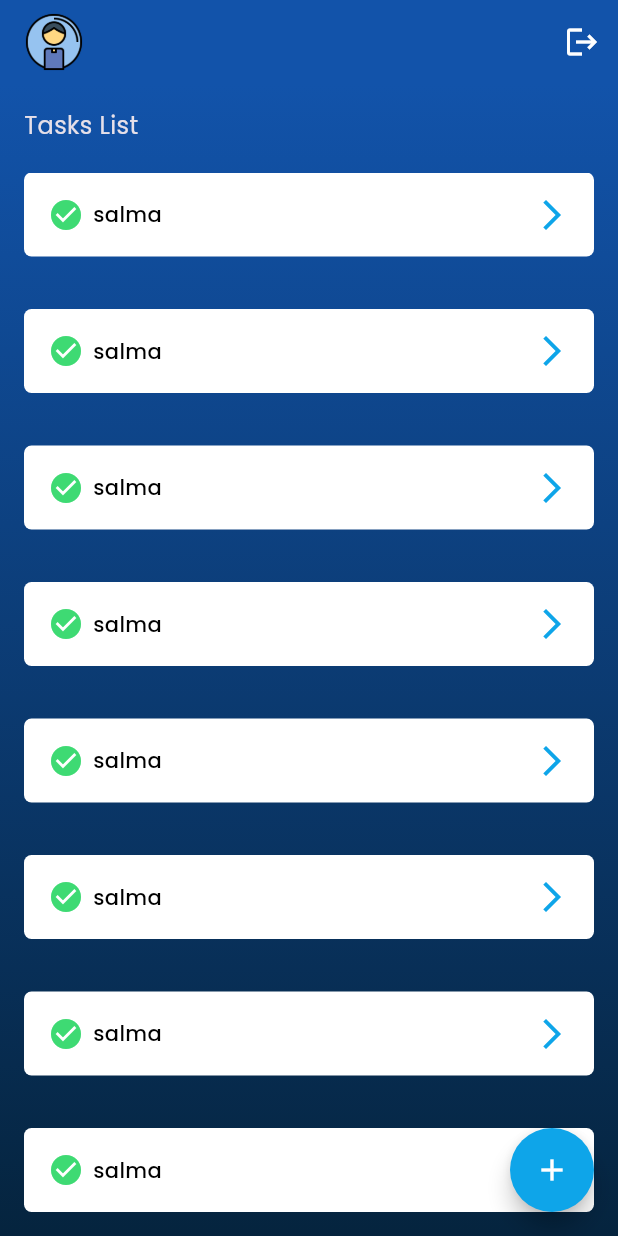
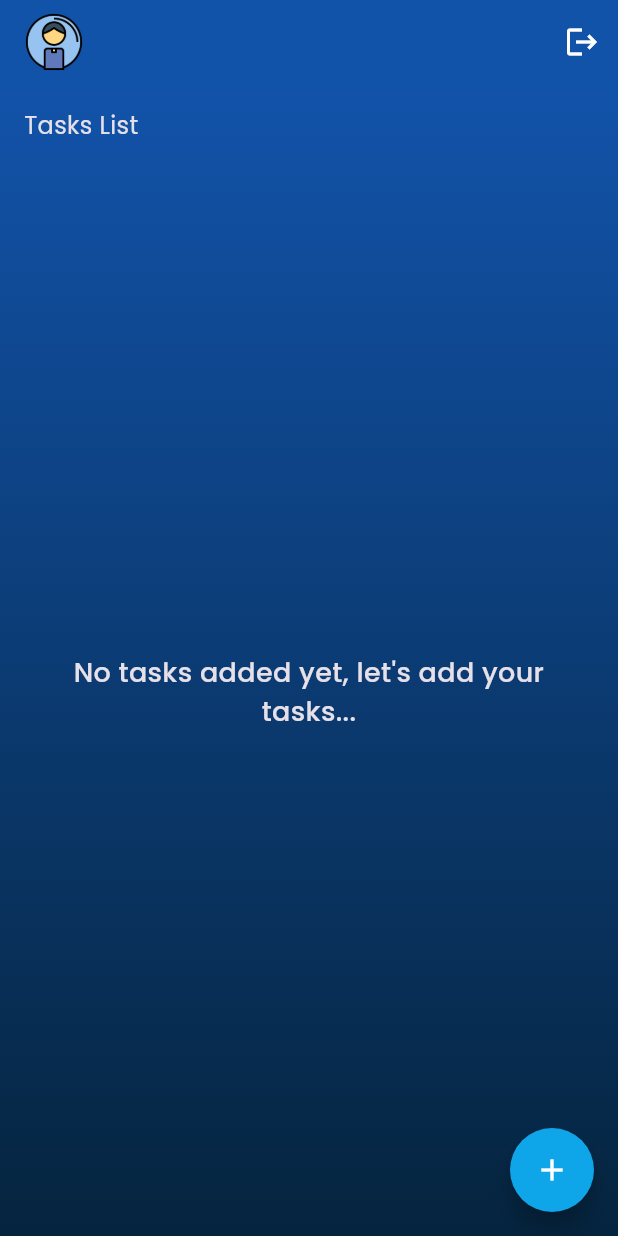
Before and after one commit to salma234-del/tasks_app, a Flutter app: the TasksView screen opened by its route, on a phone screen of 412 x 824 dp. Run offline on Flutter 3.47's test engine with Material 3 defaults, Android fonts, the light colour scheme and no system bars; our stand-ins replace cloud_firestore, dartz, firebase_auth, firebase_core, flutter_bloc, flutter_spinkit and 3 more; accounts and stored records are empty; statements that could not run were skipped.

Commit message:
Integrate get tasks logic - Add get tasks straem in tasks repo - Add get tasks cubit - Integrate get tasks cubit with UI

```diff
--- a/lib/Core/utils/app_strings.dart
+++ b/lib/Core/utils/app_strings.dart
@@ -41,4 +41,5 @@ abstract class AppStrings {
   static const String cancel = "Cancel";
   static const noInternet =
       'No Internet Connection, Please Check Your Connection and Try Again';
+  static const noTasks = 'No tasks added yet, let\'s add your tasks...';
 }
--- a/lib/Features/tasks/data/repos/tasks_repo.dart
+++ b/lib/Features/tasks/data/repos/tasks_repo.dart
@@ -6,7 +6,7 @@ abstract class TasksRepo {
   Future<Either<Failure, void>> addTask({
     required final TaskModel task,
   });
-  // Future<Either<Failure, List<TaskModel>>> getTasks();
+  Stream<Either<Failure, List<TaskModel>>> getTasks();
   // Future<Either<Failure, void>> updateTask({
   //   required final TaskModel task,
   // });
--- a/lib/Features/tasks/presentation/views/tasks_view.dart
+++ b/lib/Features/tasks/presentation/views/tasks_view.dart
@@ -2,6 +2,7 @@ import 'package:flutter/material.dart';
 import 'package:flutter_bloc/flutter_bloc.dart';
 import 'package:tasks_app/Core/services/services_locator.dart';
 import 'package:tasks_app/Core/utils/app_colores.dart';
+import 'package:tasks_app/Features/tasks/presentation/views/view_model/get_tasks_cubit/get_tasks_cubit.dart';
 import 'package:tasks_app/Features/tasks/presentation/views/view_model/logout_cubit/logout_cubit.dart';
 import 'package:tasks_app/Features/tasks/presentation/views/widgets/add_task_bottom_sheet.dart';
 import 'package:tasks_app/Features/tasks/presentation/views/widgets/custom_tasks_view_app_bar.dart';
@@ -16,6 +17,9 @@ class TasksView extends StatelessWidget {
       providers: [
         BlocProvider(
           create: (context) => LogoutCubit(getIt()),
+        ),
+        BlocProvider(
+          create: (context) => GetTasksCubit(getIt())..getTasks(),
         ),
       ],
       child: Scaffold(
--- /dev/null
+++ b/lib/Features/tasks/presentation/views/view_model/get_tasks_cubit/get_tasks_cubit.dart
@@ -0,0 +1,19 @@
+import 'package:flutter_bloc/flutter_bloc.dart';
+import 'package:tasks_app/Features/tasks/data/repos/tasks_repo.dart';
+import 'package:tasks_app/Features/tasks/presentation/views/view_model/get_tasks_cubit/get_tasks_state.dart';
+
+class GetTasksCubit extends Cubit<GetTasksState> {
+  GetTasksCubit(this.tasksRepo) : super(GetTasksInitial());
+
+  TasksRepo tasksRepo;
+
+  void getTasks() {
+    emit(GetTasksLoading());
+    tasksRepo.getTasks().listen((event) {
+      event.fold(
+        (failure) => emit(GetTasksFailure(errorMessage: failure.errorMessage)),
+        (tasks) => emit(GetTasksSuccess(tasks: tasks)),
+      );
+    });
+  }
+}
--- /dev/null
+++ b/lib/Features/tasks/presentation/views/view_model/get_tasks_cubit/get_tasks_state.dart
@@ -0,0 +1,19 @@
+import 'package:tasks_app/Features/tasks/data/models/task_model.dart';
+
+abstract class GetTasksState {}
+
+class GetTasksInitial extends GetTasksState {}
+
+class GetTasksLoading extends GetTasksState {}
+
+class GetTasksSuccess extends GetTasksState {
+  final List<TaskModel> tasks;
+
+  GetTasksSuccess({required this.tasks});
+}
+
+class GetTasksFailure extends GetTasksState {
+  final String errorMessage;
+
+  GetTasksFailure({required this.errorMessage});
+}
--- /dev/null
+++ b/lib/Features/tasks/presentation/views/widgets/get_tasks_builder.dart
@@ -0,0 +1,44 @@
+import 'package:flutter/material.dart';
+import 'package:flutter_bloc/flutter_bloc.dart';
+import 'package:tasks_app/Core/utils/app_strings.dart';
+import 'package:tasks_app/Core/utils/app_styles.dart';
+import 'package:tasks_app/Features/tasks/presentation/views/view_model/get_tasks_cubit/get_tasks_cubit.dart';
+import 'package:tasks_app/Features/tasks/presentation/views/view_model/get_tasks_cubit/get_tasks_state.dart';
+import 'package:tasks_app/Features/tasks/presentation/views/widgets/tasks_list_view.dart';
+
+class GetTasksBuilder extends StatelessWidget {
+  const GetTasksBuilder({super.key});
+
+  @override
+  Widget build(BuildContext context) {
+    return BlocBuilder<GetTasksCubit, GetTasksState>(
+      builder: (context, state) {
+        if (state is GetTasksLoading) {
+          return const Center(
+            child: CircularProgressIndicator(),
+          );
+        } else if (state is GetTasksFailure) {
+          return Center(
+            child: Text(state.errorMessage),
+          );
+        } else if (state is GetTasksSuccess) {
+          if (state.tasks.isEmpty) {
+            return const Center(
+              child: Text(
+                AppStrings.noTasks,
+                style: AppStyles.styleMedium18,
+                textAlign: TextAlign.center,
+              ),
+            );
+          } else {
+            return TasksListView(
+              tasks: state.tasks,
+            );
+          }
+        } else {
+          return const SizedBox();
+        }
+      },
+    );
+  }
+}
--- a/lib/Features/tasks/presentation/views/widgets/task_item.dart
+++ b/lib/Features/tasks/presentation/views/widgets/task_item.dart
@@ -2,9 +2,15 @@ import 'package:flutter/material.dart';
 import 'package:tasks_app/Core/utils/app_colores.dart';
 import 'package:tasks_app/Core/utils/app_sizes.dart';
 import 'package:tasks_app/Core/utils/app_styles.dart';
+import 'package:tasks_app/Features/tasks/data/models/task_model.dart';
 
 class TaskItem extends StatelessWidget {
-  const TaskItem({super.key});
+  const TaskItem({
+    required this.task,
+    super.key,
+  });
+
+  final TaskModel task;
 
   @override
   Widget build(BuildContext context) {
@@ -18,20 +24,20 @@ class TaskItem extends StatelessWidget {
         color: AppColors.white1,
         borderRadius: BorderRadius.circular(5),
       ),
-      child: const Row(
+      child: Row(
         children: [
           Icon(
             Icons.check_circle,
-            color: AppColors.green,
+            color: task.isCompleted ? AppColors.green : AppColors.black2,
           ),
-          SizedBox(width: 6),
+          const SizedBox(width: 6),
           Expanded(
             child: Text(
-              'salma',
+              task.title,
               style: AppStyles.styleMediumBlack14,
             ),
           ),
-          Icon(
+          const Icon(
             Icons.arrow_forward_ios,
             color: AppColors.primary,
           )
--- a/lib/Features/tasks/presentation/views/widgets/tasks_list_view.dart
+++ b/lib/Features/tasks/presentation/views/widgets/tasks_list_view.dart
@@ -1,18 +1,22 @@
 import 'package:flutter/widgets.dart';
+import 'package:tasks_app/Features/tasks/data/models/task_model.dart';
 import 'package:tasks_app/Features/tasks/presentation/views/widgets/task_item.dart';
 
 class TasksListView extends StatelessWidget {
   const TasksListView({
+    required this.tasks,
     super.key,
   });
+
+  final List<TaskModel> tasks;
 
   @override
   Widget build(BuildContext context) {
     return ListView.separated(
       physics: const BouncingScrollPhysics(),
-      itemBuilder: (context, index) => const TaskItem(),
+      itemBuilder: (context, index) => TaskItem(task: tasks[index]),
       separatorBuilder: (context, index) => const SizedBox(height: 35),
-      itemCount: 10,
+      itemCount: tasks.length,
     );
   }
 }
--- a/lib/Features/tasks/presentation/views/widgets/tasks_view_body.dart
+++ b/lib/Features/tasks/presentation/views/widgets/tasks_view_body.dart
@@ -3,7 +3,7 @@ import 'package:tasks_app/Core/utils/app_sizes.dart';
 import 'package:tasks_app/Core/utils/app_strings.dart';
 import 'package:tasks_app/Core/utils/app_styles.dart';
 import 'package:tasks_app/Core/widgets/custom_background_container.dart';
-import 'package:tasks_app/Features/tasks/presentation/views/widgets/tasks_list_view.dart';
+import 'package:tasks_app/Features/tasks/presentation/views/widgets/get_tasks_builder.dart';
 
 class TasksViewBody extends StatelessWidget {
   const TasksViewBody({super.key});
@@ -25,7 +25,7 @@ class TasksViewBody extends StatelessWidget {
             ),
             SizedBox(height: 20),
             Expanded(
-              child: TasksListView(),
+              child: GetTasksBuilder(),
             ),
           ],
         ),
```
Also changed, not shown: lib/Core/services/tasks_firestore_service.dart (+11 -2 lines), lib/Features/tasks/data/repos/tasks_repo_impl.dart (+20 -0 lines).
